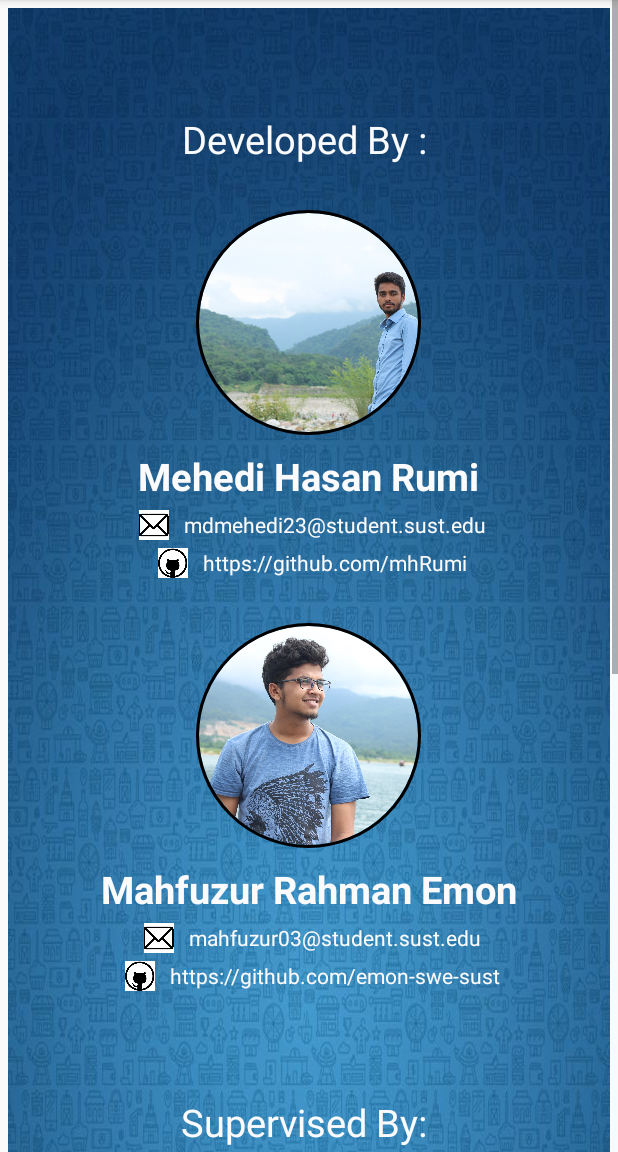
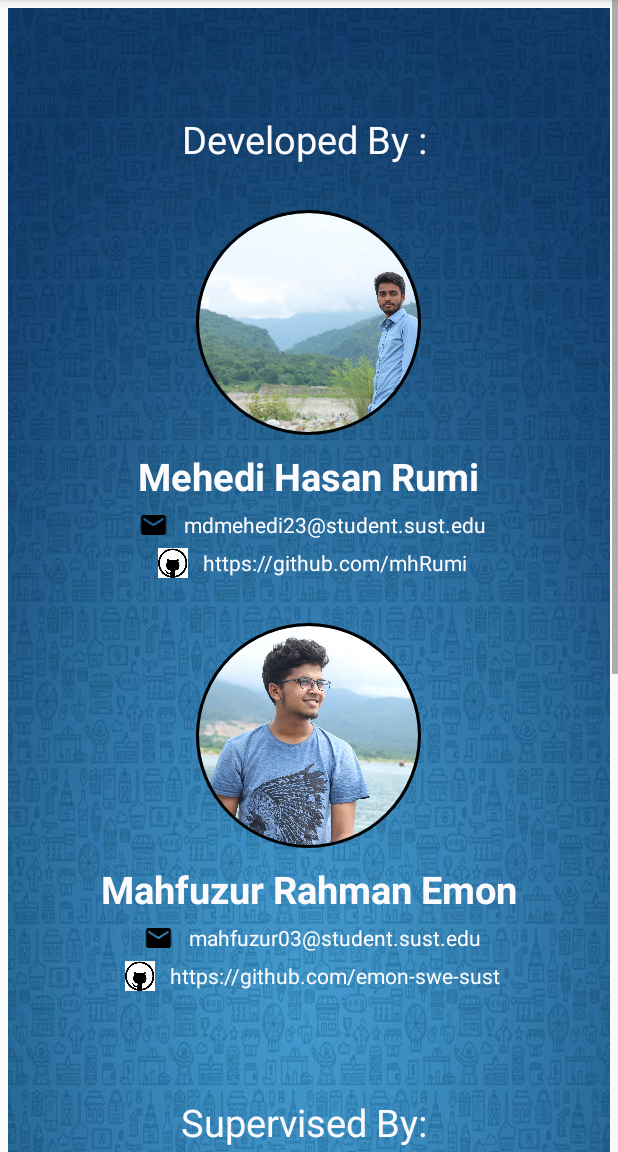
Before and after one commit to mhRumi/Tracker, an Android app: the AboutUs screen opened directly, with no data from a screen before it, on a phone screen of 412 x 824 dp, the part 84-1236 px from its top. Run offline under Robolectric (Android 15) with nearby library versions, the phone set to English and light mode, and no system bars; our stand-ins replace CircleImageView.

Commit message:
Not important

```diff
--- a/app/src/main/java/com/example/tracker/Bus_schedule.java
+++ b/app/src/main/java/com/example/tracker/Bus_schedule.java
@@ -26,6 +26,7 @@ public class Bus_schedule extends AppCompatActivity implements View.OnClickListe
         if(view.getId() == R.id.one){
             Toast.makeText(getApplicationContext(),"Tracker is connecting with this bus",Toast.LENGTH_SHORT).show();
             MainActivity.needed_location_Id = "1a68e8adc0113507";
+            MainActivity.androidId = "01";
         }
     }
 }
--- /dev/null
+++ b/app/src/main/res/drawable/ic_email_black_24dp.xml
@@ -0,0 +1,9 @@
+<vector xmlns:android="http://schemas.android.com/apk/res/android"
+        android:width="24dp"
+        android:height="24dp"
+        android:viewportWidth="24.0"
+        android:viewportHeight="24.0">
+    <path
+        android:fillColor="#FF000000"
+        android:pathData="M20,4L4,4c-1.1,0 -1.99,0.9 -1.99,2L2,18c0,1.1 0.9,2 2,2h16c1.1,0 2,-0.9 2,-2L22,6c0,-1.1 -0.9,-2 -2,-2zM20,8l-8,5 -8,-5L4,6l8,5 8,-5v2z"/>
+</vector>
--- a/app/src/main/res/layout/activity_about_us.xml
+++ b/app/src/main/res/layout/activity_about_us.xml
@@ -58,7 +58,7 @@
             <ImageView
                 android:layout_width="30dp"
                 android:layout_height="20dp"
-                android:src="@drawable/email"
+                android:src="@drawable/ic_email_black_24dp"
                 />
 
             <TextView
@@ -124,7 +124,7 @@
             <ImageView
                 android:layout_width="30dp"
                 android:layout_height="20dp"
-                android:src="@drawable/email"
+                android:src="@drawable/ic_email_black_24dp"
                 />
 
             <TextView
```
